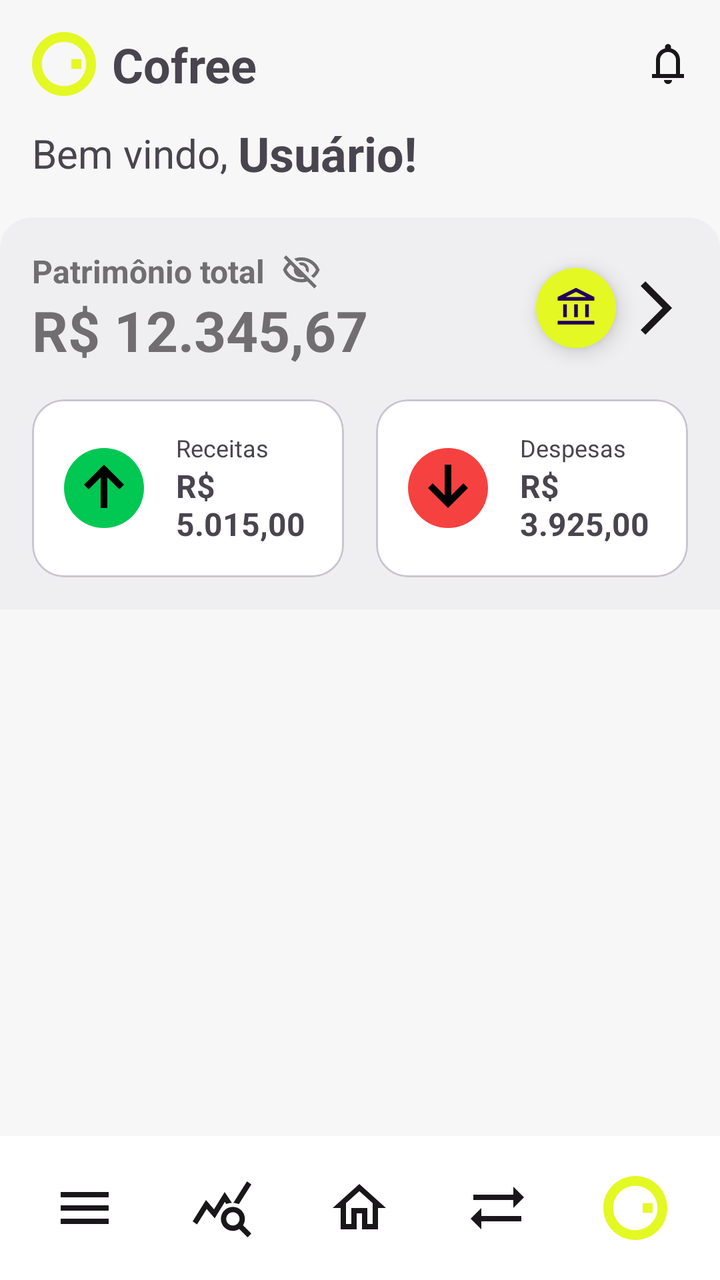
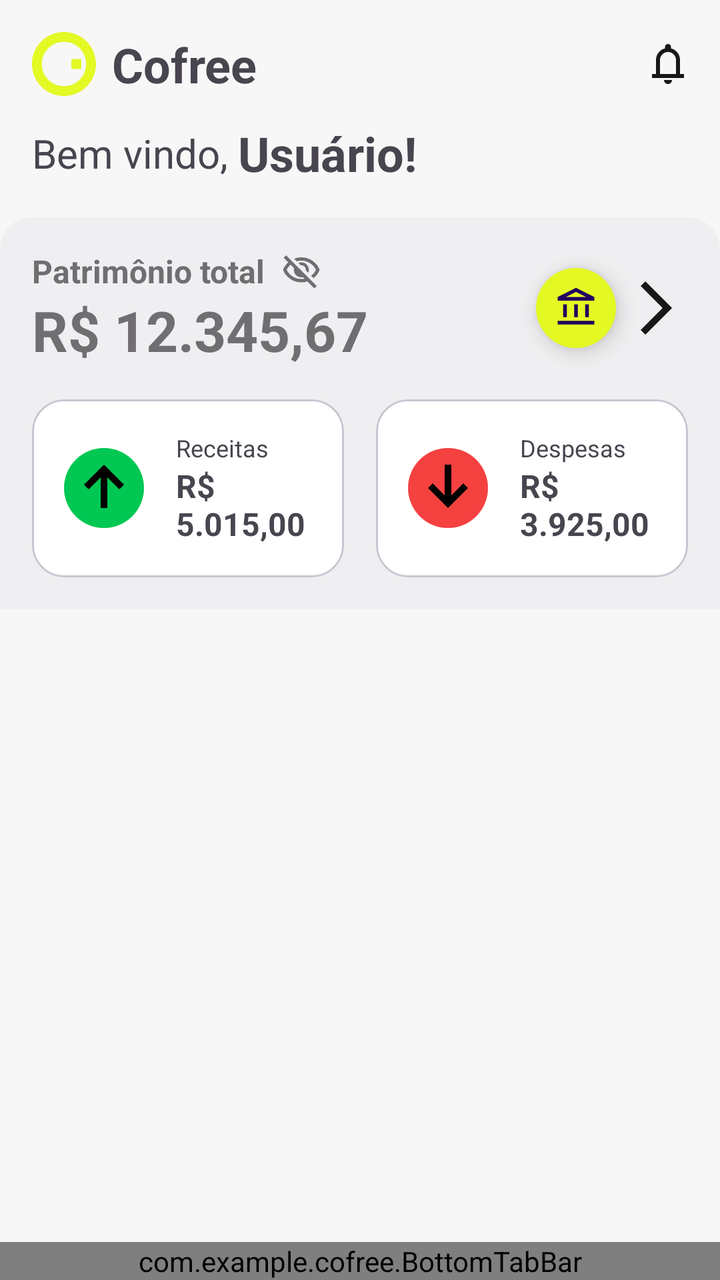

The first picture is an Android layout as it rendered before a commit; the second is the same layout after the commit. The layout source and the unified diff follow.
<!-- AndroidManifest.xml: application theme Theme.Cofree -->
<!-- res/layout/activity_home.xml -->
<?xml version="1.0" encoding="utf-8"?>
<androidx.constraintlayout.widget.ConstraintLayout xmlns:android="http://schemas.android.com/apk/res/android"
    xmlns:app="http://schemas.android.com/apk/res-auto"
    xmlns:tools="http://schemas.android.com/tools"
    android:id="@+id/main"
    android:layout_width="match_parent"
    android:layout_height="match_parent"
    android:background="@color/primary"
    tools:context=".Home">

    <LinearLayout
        android:id="@+id/header"
        android:layout_width="match_parent"
        android:layout_height="wrap_content"
        android:background="@color/primary"
        android:orientation="vertical"
        android:paddingHorizontal="16dp"
        android:paddingVertical="16dp"

        app:layout_constraintEnd_toEndOf="parent"
        app:layout_constraintStart_toStartOf="parent"
        app:layout_constraintTop_toTopOf="parent">

        <LinearLayout
            android:layout_width="match_parent"
            android:layout_height="wrap_content"
            android:gravity="center"
            android:orientation="horizontal">

            <LinearLayout
                android:layout_width="0dp"
                android:layout_height="wrap_content"
                android:layout_weight="1"
                android:gravity="center_vertical"
                android:orientation="horizontal">

                <ImageView
                    android:layout_width="32dp"
                    android:layout_height="32dp"
                    android:src="@drawable/logo" />

                <TextView
                    android:layout_width="0dp"
                    android:layout_height="wrap_content"
                    android:layout_marginLeft="8dp"
                    android:layout_weight="1"
                    android:text="Cofree"
                    android:textSize="24sp"
                    android:textStyle="bold" />
            </LinearLayout>

            <ImageView
                android:layout_width="20dp"
                android:layout_height="20dp"
                android:src="@drawable/ic_notifications" />

        </LinearLayout>

        <LinearLayout
            android:layout_width="match_parent"
            android:layout_height="wrap_content"
            android:layout_marginTop="12dp"
            android:gravity="center_vertical"
            android:orientation="horizontal">

            <TextView
                android:layout_width="wrap_content"
                android:layout_height="wrap_content"
                android:text="Bem vindo, "
                android:textSize="20sp" />

            <TextView
                android:id="@+id/nome_usuario"
                android:layout_width="wrap_content"
                android:layout_height="wrap_content"
                android:text="Usuário!"
                android:textSize="24sp"
                android:textStyle="bold" />
        </LinearLayout>
    </LinearLayout>

    <ScrollView
        android:layout_width="match_parent"
        android:layout_height="wrap_content"
        app:layout_constraintEnd_toEndOf="parent"
        app:layout_constraintStart_toStartOf="parent"
        app:layout_constraintTop_toBottomOf="@id/header">

        <LinearLayout
            android:layout_width="match_parent"
            android:layout_height="match_parent"
            android:background="@drawable/bg_home_main"
            android:orientation="vertical"
            android:paddingHorizontal="16dp"
            android:paddingBottom="16dp">

            <LinearLayout
                android:layout_width="match_parent"
                android:layout_height="wrap_content"
                android:layout_marginTop="16dp"
                android:gravity="center_vertical"
                android:orientation="horizontal">

                <LinearLayout
                    android:layout_width="0dp"
                    android:layout_height="wrap_content"
                    android:layout_weight="1"
                    android:orientation="vertical">

                    <LinearLayout
                        android:layout_width="wrap_content"
                        android:layout_height="wrap_content"
                        android:gravity="center_vertical"
                        android:orientation="horizontal">

                        <TextView
                            android:layout_width="wrap_content"
                            android:layout_height="wrap_content"
                            android:text="Patrimônio total"
                            android:textColor="@color/text_secondary"
                            android:textSize="16sp"
                            android:textStyle="bold" />

                        <ImageView
                            android:layout_width="20dp"
                            android:layout_height="20dp"
                            android:layout_marginLeft="8dp"
                            android:src="@drawable/ic_visibility_off" />
                    </LinearLayout>

                    <TextView
                        android:id="@+id/txt_saldo"
                        android:layout_width="wrap_content"
                        android:layout_height="wrap_content"
                        android:text="R$ 12.345,67"
                        android:textColor="@color/text_secondary"
                        android:textSize="28sp"
                        android:textStyle="bold" />
                </LinearLayout>

                <com.google.android.material.floatingactionbutton.FloatingActionButton
                    android:id="@+id/button_contas"
                    android:layout_width="40dp"
                    android:layout_height="40dp"
                    android:contentDescription="Contas"
                    android:src="@drawable/ic_account_balance"
                    app:backgroundTint="@color/green_cofree"
                    app:fabCustomSize="40dp"
                    app:maxImageSize="22dp"

                    app:shapeAppearanceOverlay="@style/ShapeAppearance.Cofree.Circle" />


                <ImageView
                    android:layout_width="32dp"
                    android:layout_height="32dp"
                    android:src="@drawable/ic_chevron_right" />


            </LinearLayout>

            <LinearLayout
                android:layout_width="match_parent"
                android:layout_height="wrap_content"
                android:layout_marginTop="16dp"
                android:gravity="center_vertical"
                android:orientation="horizontal">

                
                <com.google.android.material.card.MaterialCardView
                    android:layout_width="0dp"
                    android:layout_height="wrap_content"
                    android:layout_marginEnd="8dp"
                    android:layout_weight="1"
                    app:cardBackgroundColor="@color/surface"
                    app:cardCornerRadius="16dp"
                    app:cardElevation="0dp">

                    <LinearLayout
                        android:layout_width="match_parent"
                        android:layout_height="match_parent"
                        android:gravity="center_vertical"
                        android:orientation="horizontal"
                        android:padding="16dp">

                        <ImageView
                            android:layout_width="40dp"
                            android:layout_height="40dp"
                            android:background="@drawable/bg_circle_income"
                            android:src="@drawable/ic_arrow_up" />

                        <LinearLayout
                            android:layout_width="0dp"
                            android:layout_height="wrap_content"
                            android:layout_marginStart="16dp"
                            android:layout_weight="1"
                            android:orientation="vertical">

                            <TextView
                                android:layout_width="wrap_content"
                                android:layout_height="wrap_content"
                                android:text="Receitas"
                                android:textSize="12sp" />

                            <TextView
                                android:layout_width="wrap_content"
                                android:layout_height="wrap_content"
                                android:text="R$ 5.015,00"
                                android:textSize="16sp"
                                android:textStyle="bold" />

                        </LinearLayout>

                    </LinearLayout>

                </com.google.android.material.card.MaterialCardView>

                <com.google.android.material.card.MaterialCardView
                    android:layout_width="0dp"
                    android:layout_height="wrap_content"
                    android:layout_marginStart="8dp"
                    android:layout_weight="1"
                    app:cardBackgroundColor="@color/surface"
                    app:cardCornerRadius="16dp"
                    app:cardElevation="0dp">

                    <LinearLayout
                        android:layout_width="match_parent"
                        android:layout_height="match_parent"
                        android:gravity="center_vertical"
                        android:orientation="horizontal"
                        android:padding="16dp">

                        <ImageView
                            android:layout_width="40dp"
                            android:layout_height="40dp"
                            android:background="@drawable/bg_circle_expense"
                            android:src="@drawable/ic_arrow_down" />

                        <LinearLayout
                            android:layout_width="0dp"
                            android:layout_height="wrap_content"
                            android:layout_marginStart="16dp"
                            android:layout_weight="1"
                            android:orientation="vertical">

                            <TextView
                                android:layout_width="wrap_content"
                                android:layout_height="wrap_content"
                                android:text="Despesas"
                                android:textSize="12sp" />

                            <TextView
                                android:layout_width="wrap_content"
                                android:layout_height="wrap_content"
                                android:text="R$ 3.925,00"
                                android:textSize="16sp"
                                android:textStyle="bold" />

                        </LinearLayout>

                    </LinearLayout>

                </com.google.android.material.card.MaterialCardView>

                


            </LinearLayout>
        </LinearLayout>


    </ScrollView>

    <LinearLayout
        android:id="@+id/bottom_bar"
        android:layout_width="match_parent"
        android:layout_height="72dp"
        android:background="@color/surface"
        android:gravity="center"
        android:orientation="horizontal"
        android:paddingHorizontal="8dp"
        app:layout_constraintBottom_toBottomOf="parent"
        app:layout_constraintEnd_toEndOf="parent"
        app:layout_constraintStart_toStartOf="parent">

        <ImageButton
            android:id="@+id/tab_menu"
            android:layout_width="0dp"
            android:layout_height="match_parent"
            android:layout_weight="1"
            android:background="@android:color/transparent"
            android:contentDescription="Início"
            android:scaleType="centerInside"
            android:src="@drawable/ic_menu" />

        <ImageButton
            android:id="@+id/tab_reports"
            android:layout_width="0dp"
            android:layout_height="match_parent"
            android:layout_weight="1"
            android:background="@android:color/transparent"
            android:contentDescription="Relatórios"
            android:src="@drawable/ic_reports" />

        <ImageButton
            android:id="@+id/tab_home"
            android:layout_width="0dp"
            android:layout_height="match_parent"
            android:layout_weight="1"
            android:background="@android:color/transparent"
            android:contentDescription="Adicionar"
            android:src="@drawable/ic_home" />

        <ImageButton
            android:id="@+id/tab_transactions"
            android:layout_width="0dp"
            android:layout_height="match_parent"
            android:layout_weight="1"
            android:background="@android:color/transparent"
            android:contentDescription="Cartões"
            android:src="@drawable/ic_transactions" />

        <ImageButton
            android:id="@+id/tab_action"
            android:layout_width="0dp"
            android:layout_height="match_parent"
            android:layout_weight="1"
            android:background="@android:color/transparent"
            android:contentDescription="Contas"
            android:src="@drawable/logo_tab" />

    </LinearLayout>

</androidx.constraintlayout.widget.ConstraintLayout>
<!-- resources referenced by this layout -->
<resources>
  <color name="green_cofree">#e4f824</color>
  <color name="primary">#f7f7f8</color>
  <color name="surface">#ffffff</color>
  <color name="text_secondary">#706e71</color>
  <!-- drawable bg_circle_expense (drawable) -->
  <shape xmlns:android="http://schemas.android.com/apk/res/android"
      android:shape="oval">
  
      <solid android:color="@color/expense" />
  
  </shape>
  <!-- drawable bg_circle_income (drawable) -->
  <shape xmlns:android="http://schemas.android.com/apk/res/android"
      android:shape="oval">
  
      <solid android:color="@color/income" />
  
  </shape>
  <!-- drawable ic_home (drawable) -->
  <vector xmlns:android="http://schemas.android.com/apk/res/android"
      android:width="32dp"
      android:height="32dp"
      android:viewportWidth="24"
      android:viewportHeight="24">
    <path
        android:pathData="M12,5.69l5,4.5V18h-2v-6H9v6H7v-7.81l5,-4.5M12,3L2,12h3v8h6v-6h2v6h6v-8h3L12,3z"
        android:fillColor="@color/text_primary"/>
  </vector>
  <!-- drawable ic_menu (drawable) -->
  <vector xmlns:android="http://schemas.android.com/apk/res/android"
      android:width="32dp"
      android:height="32dp"
      android:viewportWidth="24"
      android:viewportHeight="24">
    <path
        android:pathData="M3,18h18v-2L3,16v2zM3,13h18v-2L3,11v2zM3,6v2h18L21,6L3,6z"
        android:fillColor="@color/text_primary"/>
  </vector>
  <!-- drawable ic_reports (drawable) -->
  <vector xmlns:android="http://schemas.android.com/apk/res/android"
      android:width="32dp"
      android:height="32dp"
      android:viewportWidth="24"
      android:viewportHeight="24">
    <path
        android:pathData="M19.88,18.47c0.44,-0.7 0.7,-1.51 0.7,-2.39c0,-2.49 -2.01,-4.5 -4.5,-4.5s-4.5,2.01 -4.5,4.5s2.01,4.5 4.49,4.5c0.88,0 1.7,-0.26 2.39,-0.7L21.58,23L23,21.58L19.88,18.47zM16.08,18.58c-1.38,0 -2.5,-1.12 -2.5,-2.5c0,-1.38 1.12,-2.5 2.5,-2.5s2.5,1.12 2.5,2.5C18.58,17.46 17.46,18.58 16.08,18.58zM15.72,10.08c-0.74,0.02 -1.45,0.18 -2.1,0.45l-0.55,-0.83l-3.8,6.18l-3.01,-3.52l-3.63,5.81L1,17l5,-8l3,3.5L13,6C13,6 15.72,10.08 15.72,10.08zM18.31,10.58c-0.64,-0.28 -1.33,-0.45 -2.05,-0.49c0,0 5.12,-8.09 5.12,-8.09L23,3.18L18.31,10.58z"
        android:fillColor="@color/text_primary"/>
  </vector>
  <!-- drawable ic_transactions (drawable) -->
  <vector xmlns:android="http://schemas.android.com/apk/res/android"
      android:width="32dp"
      android:height="32dp"
      android:viewportWidth="24"
      android:viewportHeight="24">
    <path
        android:pathData="M18,12l4,-4l-4,-4l0,3l-15,0l0,2l15,0z"
        android:fillColor="@color/text_primary"/>
    <path
        android:pathData="M6,12l-4,4l4,4l0,-3l15,0l0,-2l-15,0z"
        android:fillColor="@color/text_primary"/>
  </vector>
  <!-- drawable logo_tab (drawable) -->
  <vector xmlns:android="http://schemas.android.com/apk/res/android"
      android:width="32dp"
      android:height="32dp"
      android:viewportWidth="130"
      android:viewportHeight="130">
      <group>
          <clip-path android:pathData="M0,0h130v130h-130z" />
          <path
              android:fillColor="#E4F824"
              android:pathData="M65,0C29.11,0 0,29.11 0,65C0,100.89 29.11,130 65,130C100.89,130 130,100.89 130,65C130,29.11 100.89,0 65,0ZM65,109.99C40.15,109.99 20,89.85 20,65C20,40.15 40.15,20 65,20C89.85,20 109.99,40.15 109.99,65C109.99,89.85 89.85,109.99 65,109.99Z" />
          <path
              android:fillColor="#E4F824"
              android:pathData="M100,55.01H80V75.01H100V55.01Z" />
      </group>
  </vector>
  <style name="ShapeAppearance.Cofree.Circle" parent="ShapeAppearance.Material3.Corner.Full" />
  <style name="Theme.Cofree" parent="Base.Theme.Cofree" />
  <color name="expense">#f64141</color>
  <color name="income">#00c853</color>
  <color name="medium">#efeff1</color>
  <color name="black">#FF000000</color>
  <color name="text_primary">#191719</color>
  <color name="transfer">#706e71</color>
  <!-- unchanged entries left out for length: 9 -->
</resources>

<!-- the commit's change to res/layout/activity_home.xml (unified diff, before → after) -->
@@ -272,64 +272,10 @@
 
     </ScrollView>
 
-    <LinearLayout
-        android:id="@+id/bottom_bar"
+    <com.example.cofree.BottomTabBar
         android:layout_width="match_parent"
-        android:layout_height="72dp"
-        android:background="@color/surface"
-        android:gravity="center"
-        android:orientation="horizontal"
-        android:paddingHorizontal="8dp"
+        android:layout_height="wrap_content"
         app:layout_constraintBottom_toBottomOf="parent"
         app:layout_constraintEnd_toEndOf="parent"
-        app:layout_constraintStart_toStartOf="parent">
-
-        <ImageButton
-            android:id="@+id/tab_menu"
-            android:layout_width="0dp"
-            android:layout_height="match_parent"
-            android:layout_weight="1"
-            android:background="@android:color/transparent"
-            android:contentDescription="Início"
-            android:scaleType="centerInside"
-            android:src="@drawable/ic_menu" />
-
-        <ImageButton
-            android:id="@+id/tab_reports"
-            android:layout_width="0dp"
-            android:layout_height="match_parent"
-            android:layout_weight="1"
-            android:background="@android:color/transparent"
-            android:contentDescription="Relatórios"
-            android:src="@drawable/ic_reports" />
-
-        <ImageButton
-            android:id="@+id/tab_home"
-            android:layout_width="0dp"
-            android:layout_height="match_parent"
-            android:layout_weight="1"
-            android:background="@android:color/transparent"
-            android:contentDescription="Adicionar"
-            android:src="@drawable/ic_home" />
-
-        <ImageButton
-            android:id="@+id/tab_transactions"
-            android:layout_width="0dp"
-            android:layout_height="match_parent"
-            android:layout_weight="1"
-            android:background="@android:color/transparent"
-            android:contentDescription="Cartões"
-            android:src="@drawable/ic_transactions" />
-
-        <ImageButton
-            android:id="@+id/tab_action"
-            android:layout_width="0dp"
-            android:layout_height="match_parent"
-            android:layout_weight="1"
-            android:background="@android:color/transparent"
-            android:contentDescription="Contas"
-            android:src="@drawable/logo_tab" />
-
-    </LinearLayout>
-
+        app:layout_constraintStart_toStartOf="parent" />
 </androidx.constraintlayout.widget.ConstraintLayout>
<!-- resource entries referenced after the edit -->
@@ -18,65 +18,6 @@
       <solid android:color="@color/income" />
   
   </shape>
-  <!-- drawable ic_home (drawable) -->
-  <vector xmlns:android="http://schemas.android.com/apk/res/android"
-      android:width="32dp"
-      android:height="32dp"
-      android:viewportWidth="24"
-      android:viewportHeight="24">
-    <path
-        android:pathData="M12,5.69l5,4.5V18h-2v-6H9v6H7v-7.81l5,-4.5M12,3L2,12h3v8h6v-6h2v6h6v-8h3L12,3z"
-        android:fillColor="@color/text_primary"/>
-  </vector>
-  <!-- drawable ic_menu (drawable) -->
-  <vector xmlns:android="http://schemas.android.com/apk/res/android"
-      android:width="32dp"
-      android:height="32dp"
-      android:viewportWidth="24"
-      android:viewportHeight="24">
-    <path
-        android:pathData="M3,18h18v-2L3,16v2zM3,13h18v-2L3,11v2zM3,6v2h18L21,6L3,6z"
-        android:fillColor="@color/text_primary"/>
-  </vector>
-  <!-- drawable ic_reports (drawable) -->
-  <vector xmlns:android="http://schemas.android.com/apk/res/android"
-      android:width="32dp"
-      android:height="32dp"
-      android:viewportWidth="24"
-      android:viewportHeight="24">
-    <path
-        android:pathData="M19.88,18.47c0.44,-0.7 0.7,-1.51 0.7,-2.39c0,-2.49 -2.01,-4.5 -4.5,-4.5s-4.5,2.01 -4.5,4.5s2.01,4.5 4.49,4.5c0.88,0 1.7,-0.26 2.39,-0.7L21.58,23L23,21.58L19.88,18.47zM16.08,18.58c-1.38,0 -2.5,-1.12 -2.5,-2.5c0,-1.38 1.12,-2.5 2.5,-2.5s2.5,1.12 2.5,2.5C18.58,17.46 17.46,18.58 16.08,18.58zM15.72,10.08c-0.74,0.02 -1.45,0.18 -2.1,0.45l-0.55,-0.83l-3.8,6.18l-3.01,-3.52l-3.63,5.81L1,17l5,-8l3,3.5L13,6C13,6 15.72,10.08 15.72,10.08zM18.31,10.58c-0.64,-0.28 -1.33,-0.45 -2.05,-0.49c0,0 5.12,-8.09 5.12,-8.09L23,3.18L18.31,10.58z"
-        android:fillColor="@color/text_primary"/>
-  </vector>
-  <!-- drawable ic_transactions (drawable) -->
-  <vector xmlns:android="http://schemas.android.com/apk/res/android"
-      android:width="32dp"
-      android:height="32dp"
-      android:viewportWidth="24"
-      android:viewportHeight="24">
-    <path
-        android:pathData="M18,12l4,-4l-4,-4l0,3l-15,0l0,2l15,0z"
-        android:fillColor="@color/text_primary"/>
-    <path
-        android:pathData="M6,12l-4,4l4,4l0,-3l15,0l0,-2l-15,0z"
-        android:fillColor="@color/text_primary"/>
-  </vector>
-  <!-- drawable logo_tab (drawable) -->
-  <vector xmlns:android="http://schemas.android.com/apk/res/android"
-      android:width="32dp"
-      android:height="32dp"
-      android:viewportWidth="130"
-      android:viewportHeight="130">
-      <group>
-          <clip-path android:pathData="M0,0h130v130h-130z" />
-          <path
-              android:fillColor="#E4F824"
-              android:pathData="M65,0C29.11,0 0,29.11 0,65C0,100.89 29.11,130 65,130C100.89,130 130,100.89 130,65C130,29.11 100.89,0 65,0ZM65,109.99C40.15,109.99 20,89.85 20,65C20,40.15 40.15,20 65,20C89.85,20 109.99,40.15 109.99,65C109.99,89.85 89.85,109.99 65,109.99Z" />
-          <path
-              android:fillColor="#E4F824"
-              android:pathData="M100,55.01H80V75.01H100V55.01Z" />
-      </group>
-  </vector>
   <style name="ShapeAppearance.Cofree.Circle" parent="ShapeAppearance.Material3.Corner.Full" />
   <style name="Theme.Cofree" parent="Base.Theme.Cofree" />
   <color name="expense">#f64141</color>
